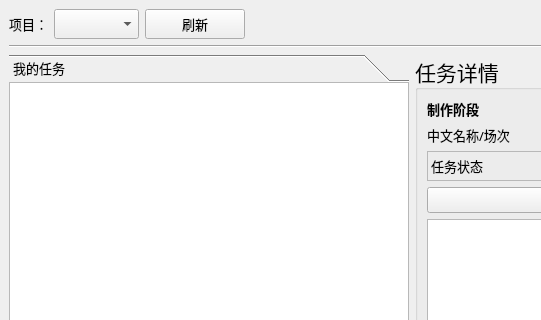
Above: commons/ui/CGTW.ui from lonegather/Barbarian before the change; both pictures show x 0 to 541 and y 0 to 320 of the 1024 by 600 pixel window. Below: the same form after it.
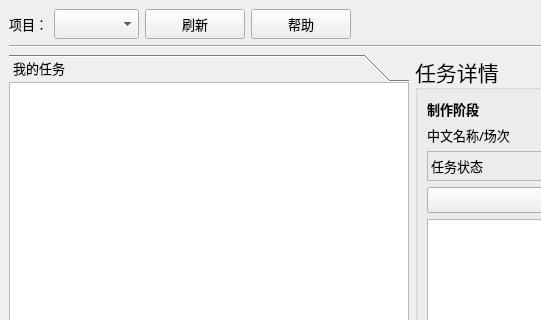
That is the form after the change.

Patch:
```diff
--- a/commons/ui/CGTW.ui
+++ b/commons/ui/CGTW.ui
@@ -89,6 +89,25 @@
         </property>
        </widget>
       </item>
+      <item>
+       <widget class="QPushButton" name="CGTWBtnHelp">
+        <property name="minimumSize">
+         <size>
+          <width>100</width>
+          <height>30</height>
+         </size>
+        </property>
+        <property name="font">
+         <font>
+          <family>微软雅黑</family>
+          <pointsize>10</pointsize>
+         </font>
+        </property>
+        <property name="text">
+         <string>帮助</string>
+        </property>
+       </widget>
+      </item>
       <item>
        <widget class="QLabel" name="CGTWLBLUser">
         <property name="sizePolicy">
```
